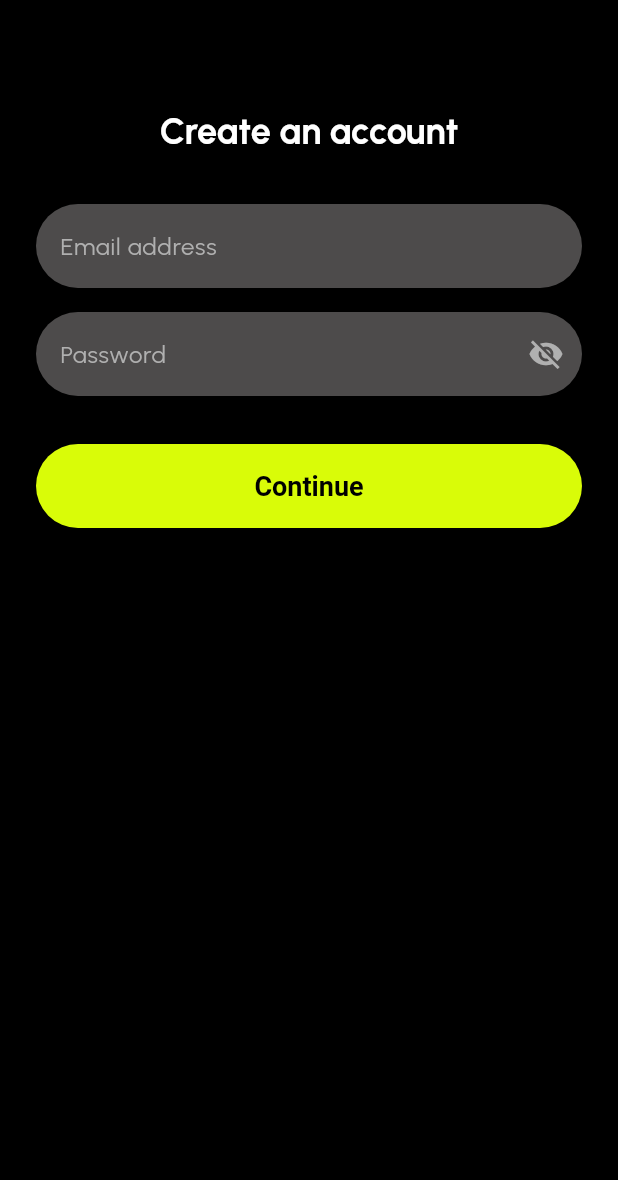
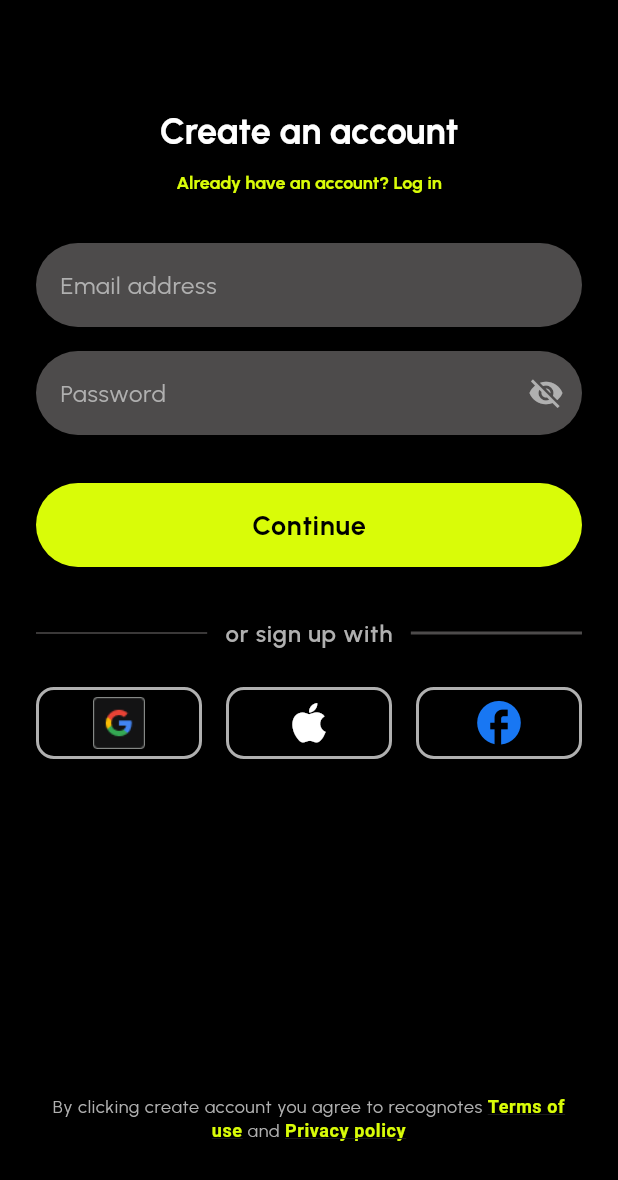
Before and after one commit to Samuel-Fikre/Brana, a Flutter app: the screen it shows after launch, on a phone screen of 412 x 824 dp. Shown: the top 1180 px of the screen. Run offline on Flutter 3.47's test engine with Material 3 defaults, Android fonts, the phone set to English and light mode, and no system bars; our stand-ins replace google_fonts.

Commit message:
sign-up page done

```diff
--- a/lib/features/auth/view/Pages/sign_up.dart
+++ b/lib/features/auth/view/Pages/sign_up.dart
@@ -1,5 +1,9 @@
 import 'package:flutter/material.dart';
+import 'package:quotify/core/theme/app_colors.dart';
+import 'package:quotify/features/auth/view/Widgets/auth_divider.dart';
 import 'package:quotify/features/auth/view/Widgets/auth_primary_button.dart';
+import 'package:quotify/features/auth/view/Widgets/auth_social_buttons.dart';
+import 'package:quotify/features/auth/view/widgets/auth_terms_text.dart';
 import '../widgets/auth_text_field.dart';
 
 class SignUpPage extends StatefulWidget {
@@ -31,6 +35,16 @@ class _SignUpPageState extends State<SignUpPage> {
                     ),
                 textAlign: TextAlign.center,
               ),
+              const SizedBox(height: 10),
+              Text(
+                'Already have an account? Log in',
+                style: Theme.of(context).textTheme.headlineSmall?.copyWith(
+                      color: AppColors.primary,
+                      fontSize: 12,
+                      fontWeight: FontWeight.bold,
+                    ),
+                textAlign: TextAlign.center,
+              ),
               const SizedBox(height: 32),
               AuthTextField(
                 hintText: 'Email address',
@@ -47,6 +61,19 @@ class _SignUpPageState extends State<SignUpPage> {
                 text: 'Continue',
                 onPressed: () {},
               ),
+              const SizedBox(
+                height: 32,
+              ),
+              AuthDivider(),
+              const SizedBox(height: 24),
+              AuthSocialButtons(),
+              const SizedBox(
+                height: 200,
+              ),
+              AuthTermsText(
+                onTermsTap: () {},
+                onPrivacyTap: () {},
+              ),
             ],
           ),
         ),
--- a/lib/features/auth/view/Widgets/auth_divider.dart
+++ b/lib/features/auth/view/Widgets/auth_divider.dart
@@ -0,0 +1,36 @@
+import 'package:flutter/material.dart';
+import 'package:quotify/core/theme/app_colors.dart';
+
+class AuthDivider extends StatelessWidget {
+  const AuthDivider({Key? key}) : super(key: key);
+
+  @override
+  Widget build(BuildContext context) {
+    return Row(
+      children: [
+        const Expanded(
+          child: Divider(
+            color: AppColors.inputField,
+            thickness: 1,
+          ),
+        ),
+        Padding(
+          padding: const EdgeInsets.symmetric(horizontal: 12.0),
+          child: Text(
+            'or sign up with',
+            style: Theme.of(context).textTheme.bodyLarge?.copyWith(
+                  color: AppColors.textSecondary,
+                  fontWeight: FontWeight.w600,
+                ),
+          ),
+        ),
+        const Expanded(
+          child: Divider(
+            color: AppColors.inputField,
+            thickness: 2,
+          ),
+        ),
+      ],
+    );
+  }
+}
--- a/lib/features/auth/view/Widgets/auth_primary_button.dart
+++ b/lib/features/auth/view/Widgets/auth_primary_button.dart
@@ -23,10 +23,10 @@ class AuthPrimaryButton extends StatelessWidget {
           shape: RoundedRectangleBorder(
             borderRadius: BorderRadius.circular(28),
           ),
-          textStyle: const TextStyle(
-            fontWeight: FontWeight.bold,
-            fontSize: 18,
-          ),
+          textStyle: Theme.of(context).textTheme.bodyLarge?.copyWith(
+                fontWeight: FontWeight.bold,
+                fontSize: 18,
+              ),
         ),
         onPressed: onPressed,
         child: Text(text),
--- a/lib/features/auth/view/Widgets/auth_social_buttons.dart
+++ b/lib/features/auth/view/Widgets/auth_social_buttons.dart
@@ -0,0 +1,58 @@
+import 'package:flutter/material.dart';
+import 'package:quotify/core/theme/app_colors.dart';
+
+class AuthSocialButtons extends StatelessWidget {
+  const AuthSocialButtons({Key? key}) : super(key: key);
+
+  @override
+  Widget build(BuildContext context) {
+    return Row(
+      mainAxisAlignment: MainAxisAlignment.spaceEvenly,
+      children: [
+        _SocialButton(
+          icon: Image.asset(
+            'assets/icons/google.png',
+            width: 35,
+            height: 35,
+          ),
+          onTap: () => print('Google tapped'),
+        ),
+        const SizedBox(width: 16),
+        _SocialButton(
+          icon: Icon(Icons.apple, color: AppColors.textPrimary, size: 35),
+          onTap: () => print('Apple tapped'),
+        ),
+        const SizedBox(width: 16),
+        _SocialButton(
+          icon: Icon(Icons.facebook, color: AppColors.facebook, size: 35),
+          onTap: () => print('Facebook tapped'),
+        ),
+      ],
+    );
+  }
+}
+
+class _SocialButton extends StatelessWidget {
+  final Widget icon;
+  final VoidCallback onTap;
+
+  const _SocialButton({required this.icon, required this.onTap});
+
+  @override
+  Widget build(BuildContext context) {
+    return Expanded(
+      child: GestureDetector(
+        onTap: onTap,
+        child: Container(
+          height: 48,
+          decoration: BoxDecoration(
+            color: AppColors.background,
+            borderRadius: BorderRadius.circular(12),
+            border: Border.all(color: AppColors.textSecondary, width: 2),
+          ),
+          child: Center(child: icon),
+        ),
+      ),
+    );
+  }
+}
--- /dev/null
+++ b/lib/features/auth/view/Widgets/auth_terms_text.dart
@@ -0,0 +1,53 @@
+import 'package:flutter/gestures.dart';
+import 'package:flutter/material.dart';
+import 'package:quotify/core/theme/app_colors.dart';
+
+class AuthTermsText extends StatelessWidget {
+  final void Function()? onTermsTap;
+  final void Function()? onPrivacyTap;
+
+  const AuthTermsText({Key? key, this.onTermsTap, this.onPrivacyTap})
+      : super(key: key);
+
+  @override
+  Widget build(BuildContext context) {
+    return Padding(
+      padding: const EdgeInsets.only(top: 24.0, bottom: 8.0),
+      child: RichText(
+        textAlign: TextAlign.center,
+        text: TextSpan(
+          style: Theme.of(context).textTheme.bodySmall?.copyWith(
+                color: AppColors.textSecondary,
+                fontSize: 12,
+              ),
+          children: [
+            const TextSpan(
+              text: 'By clicking create account you agree to recognotes ',
+            ),
+            TextSpan(
+              text: 'Terms of use',
+              style: const TextStyle(
+                color: AppColors.primary,
+                decoration: TextDecoration.underline,
+                fontWeight: FontWeight.bold,
+              ),
+              recognizer: TapGestureRecognizer()..onTap = onTermsTap,
+            ),
+            const TextSpan(
+              text: ' and ',
+            ),
+            TextSpan(
+              text: 'Privacy policy',
+              style: const TextStyle(
+                color: AppColors.primary,
+                decoration: TextDecoration.underline,
+                fontWeight: FontWeight.bold,
+              ),
+              recognizer: TapGestureRecognizer()..onTap = onPrivacyTap,
+            ),
+          ],
+        ),
+      ),
+    );
+  }
+}
--- a/pubspec.yaml
+++ b/pubspec.yaml
@@ -57,6 +57,9 @@ flutter:
   # included with your application, so that you can use the icons in
   # the material Icons class.
   uses-material-design: true
+  assets:
+  - assets/icons/google.png
+
 
   # To add assets to your application, add an assets section, like this:
   # assets:
```
Also changed, not shown: assets/icons/google.png (added).
